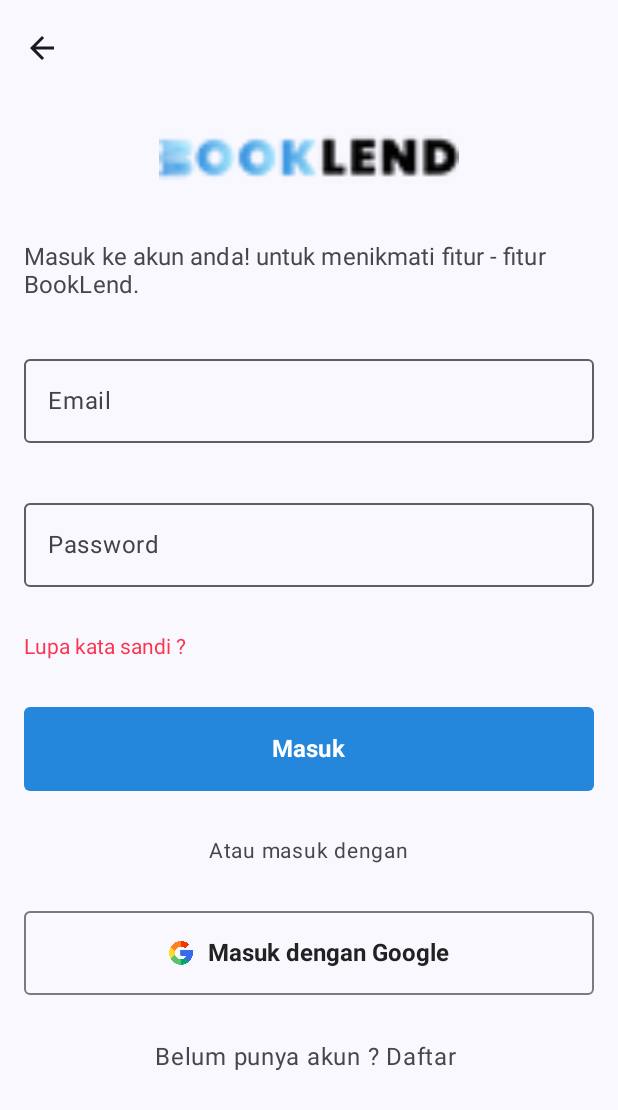
After one commit to syfanadya/BookLend, an Android app built with Jetpack Compose: the composable LoginScreen shown on its own in the app's theme, on a phone screen of 412 x 824 dp. The commit adds this screen. Shown: the top 1110 px of the screen. Run offline under Robolectric (Android 15) with nearby library versions, the phone set to English and light mode, and no system bars.

Commit message:
Membuat Tampilan Login Screen

```diff
--- /dev/null
+++ b/app/src/main/java/org/d3if3128/booklend/model/DataGambar.kt
@@ -0,0 +1,9 @@
+package org.d3if3128.booklend.model
+
+import androidx.annotation.DrawableRes
+
+data class DataGambar(
+    val nama: String,
+    @DrawableRes
+val imageResId: Int
+)
--- /dev/null
+++ b/app/src/main/java/org/d3if3128/booklend/ui/Screen/LoginScreen.kt
@@ -0,0 +1,236 @@
+package org.d3if3128.booklend.ui.Screen
+
+import android.annotation.SuppressLint
+import androidx.compose.foundation.Image
+import androidx.compose.foundation.layout.Arrangement
+import androidx.compose.foundation.layout.Column
+import androidx.compose.foundation.layout.PaddingValues
+import androidx.compose.foundation.layout.Row
+import androidx.compose.foundation.layout.fillMaxSize
+import androidx.compose.foundation.layout.fillMaxWidth
+import androidx.compose.foundation.layout.height
+import androidx.compose.foundation.layout.padding
+import androidx.compose.foundation.layout.width
+import androidx.compose.foundation.shape.RoundedCornerShape
+import androidx.compose.foundation.text.KeyboardOptions
+import androidx.compose.material.icons.Icons
+import androidx.compose.material.icons.filled.ArrowBack
+import androidx.compose.material3.Button
+import androidx.compose.material3.ButtonDefaults
+import androidx.compose.material3.ExperimentalMaterial3Api
+import androidx.compose.material3.Icon
+import androidx.compose.material3.IconButton
+import androidx.compose.material3.OutlinedButton
+import androidx.compose.material3.OutlinedTextField
+import androidx.compose.material3.Scaffold
+import androidx.compose.material3.Text
+import androidx.compose.material3.TopAppBar
+import androidx.compose.runtime.Composable
+import androidx.compose.ui.Alignment
+import androidx.compose.ui.Modifier
+import androidx.compose.ui.graphics.Color
+import androidx.compose.ui.layout.ContentScale
+import androidx.compose.ui.res.painterResource
+import androidx.compose.ui.res.stringResource
+import androidx.compose.ui.text.TextStyle
+import androidx.compose.ui.text.font.FontWeight
+import androidx.compose.ui.text.input.ImeAction
+import androidx.compose.ui.text.input.KeyboardType
+import androidx.compose.ui.text.input.PasswordVisualTransformation
+import androidx.compose.ui.tooling.preview.Preview
+import androidx.compose.ui.unit.dp
+import androidx.compose.ui.unit.sp
+import org.d3if3128.booklend.R
+import org.d3if3128.booklend.model.DataGambar
+import org.d3if3128.booklend.ui.theme.BookLendTheme
+
+@SuppressLint("UnusedMaterial3ScaffoldPaddingParameter")
+@OptIn(ExperimentalMaterial3Api::class)
+@Composable
+fun LoginScreen() {
+
+    Scaffold(
+        topBar = {
+            TopAppBar(
+                title = { Text(text = "") },
+                navigationIcon = {
+                    IconButton(onClick = { /* Handle back button click */ }) {
+                        Icon(Icons.Default.ArrowBack, contentDescription = "Back")
+                    }
+                },
+            )
+        }
+    ) { padding ->
+        FormLogin(
+            email = "", // pass your email state here
+            onEmailChange = { /* handle email change */ },
+            password = "", // pass your password state here
+            onPasswordChange = { /* handle password change */ },
+            modifier = Modifier.padding(padding)
+        )
+    }
+}
+
+
+@Composable
+fun FormLogin(
+    email: String,
+    onEmailChange: (String) -> Unit,
+    password: String,
+    onPasswordChange: (String) -> Unit,
+    modifier: Modifier,
+) {
+    val data = getData()
+    Column(
+        modifier = modifier
+            .fillMaxSize()
+            .padding(16.dp),
+        verticalArrangement = Arrangement.spacedBy(32.dp,  Alignment.Top),
+        horizontalAlignment = Alignment.CenterHorizontally
+    ) {
+        Image(
+            modifier = Modifier
+                .width(200.dp)
+                .height(50.dp),
+            painter = painterResource(id = data[0].imageResId),
+            contentDescription = stringResource(id = R.string.logo),
+            contentScale = ContentScale.FillBounds,
+        )
+        Text(
+            modifier = Modifier
+                .fillMaxWidth(),
+            text = "Masuk ke akun anda! untuk menikmati fitur - fitur\nBookLend.",
+            style = TextStyle(
+                fontSize = 16.sp,
+                fontWeight = FontWeight(400),
+                color = Color(0xFF49454F),
+                letterSpacing = 0.07.sp
+            )
+        )
+        OutlinedTextField(
+            value = email,
+            onValueChange = { onEmailChange(it) },
+            label = { Text(text = "Email") },
+            singleLine = true,
+            keyboardOptions = KeyboardOptions(
+                keyboardType = KeyboardType.Email,
+                imeAction = ImeAction.Next
+            ),
+            modifier = Modifier.fillMaxWidth()
+        )
+        OutlinedTextField(
+            value = password,
+            onValueChange = { onPasswordChange(it) },
+            label = { Text(text = "Password") },
+            singleLine = true,
+            visualTransformation = PasswordVisualTransformation(),
+            keyboardOptions = KeyboardOptions(
+                keyboardType = KeyboardType.Password,
+                imeAction = ImeAction.Done
+            ),
+            modifier = Modifier.fillMaxWidth()
+        )
+        Text(
+            modifier = Modifier
+                .fillMaxWidth(),
+            text = "Lupa kata sandi ?",
+            style = TextStyle(
+                fontSize = 14.sp,
+                color = Color(0xFFFB344F),
+
+                )
+        )
+        Button(
+            onClick = {},
+            colors = ButtonDefaults.buttonColors(containerColor = Color(0xFF2587DC)),
+            modifier = Modifier
+                .fillMaxWidth()
+                .height(56.dp),
+            contentPadding = PaddingValues(),
+            shape = RoundedCornerShape(size = 4.dp)
+        ) {
+            Text(
+                text = "Masuk",
+                fontWeight = FontWeight(700),
+                fontSize = 16.sp
+            )
+        }
+
+        Row(
+            horizontalArrangement = Arrangement.spacedBy(8.dp, Alignment.CenterHorizontally),
+            verticalAlignment = Alignment.CenterVertically,
+        ) {
+
+            Text(
+                text = "Atau masuk dengan",
+                style = TextStyle(
+                    fontSize = 14.sp,
+                    lineHeight = 24.sp,
+                    fontWeight = FontWeight(400),
+                    color = Color(0xFF49454F),
+
+                    letterSpacing = 0.5.sp,
+                )
+            )
+        }
+        OutlinedButton(
+            onClick = {},
+            modifier = Modifier
+                .fillMaxWidth()
+                .height(56.dp),
+            contentPadding = PaddingValues(),
+            shape = RoundedCornerShape(size = 4.dp)
+        ) {
+            Row(
+                horizontalArrangement = Arrangement.spacedBy(10.dp, Alignment.Start),
+                verticalAlignment = Alignment.CenterVertically,
+            ) {
+                Image(
+                    modifier = Modifier
+                        .width(16.dp)
+                        .height(16.dp),
+                    painter = painterResource(id = data[1].imageResId),
+                    contentDescription = stringResource(id = R.string.icon_google),
+                    contentScale = ContentScale.FillBounds
+                )
+
+                Text(
+                    text = "Masuk dengan Google",
+                    style = TextStyle(
+                        fontSize = 16.sp,
+                        fontWeight = FontWeight(700),
+                        color = Color(0xFF222222),
+                    )
+                )
+
+            }
+
+        }
+
+        Text(
+            text = "Belum punya akun ? Daftar ",
+            style = TextStyle(
+                fontSize = 16.sp,
+                lineHeight = 24.sp,
+                fontWeight = FontWeight(400),
+                color = Color(0xFF49454F),
+                letterSpacing = 0.5.sp,
+            )
+        )
+    }
+}
+
+private fun getData(): List<DataGambar>{
+    return listOf(
+        DataGambar("Logo Aplikasi BookLend", R.drawable.logoversi2),
+        DataGambar("Icon Google", R.drawable.icon_google)
+    )
+}
+
+@Preview(showBackground = true)
+@Composable
+fun LoginScreenPreview() {
+    BookLendTheme {
+        LoginScreen()
+    }
+}
--- a/app/src/main/res/values/colors.xml
+++ b/app/src/main/res/values/colors.xml
@@ -7,4 +7,5 @@
     <color name="teal_700">#FF018786</color>
     <color name="black">#FF000000</color>
     <color name="white">#FFFFFFFF</color>
+    <color name="bleu_de_france">#FF2587DC</color>
 </resources>
--- a/app/src/main/res/values/strings.xml
+++ b/app/src/main/res/values/strings.xml
@@ -1,3 +1,5 @@
 <resources>
     <string name="app_name">BookLend</string>
+    <string name="logo">Ini Logo Aplikasi BookLend</string>
+    <string name="icon_google">Ini Icon Google</string>
 </resources>
```
Also changed, not shown: app/src/main/res/drawable-hdpi/icon_google.png (added), app/src/main/res/drawable-hdpi/logoversi2.png (added), app/src/main/res/drawable-mdpi/icon_google.png (added), app/src/main/res/drawable-mdpi/logoversi2.png (added), app/src/main/res/drawable-xhdpi/icon_google.png (added), app/src/main/res/drawable-xhdpi/logoversi2.png (added), app/src/main/res/drawable-xxhdpi/icon_google.png (added), app/src/main/res/drawable-xxhdpi/logoversi2.png (added), app/src/main/res/drawable-xxxhdpi/icon_google.png (added), app/src/main/res/drawable-xxxhdpi/logoversi2.png (added).
